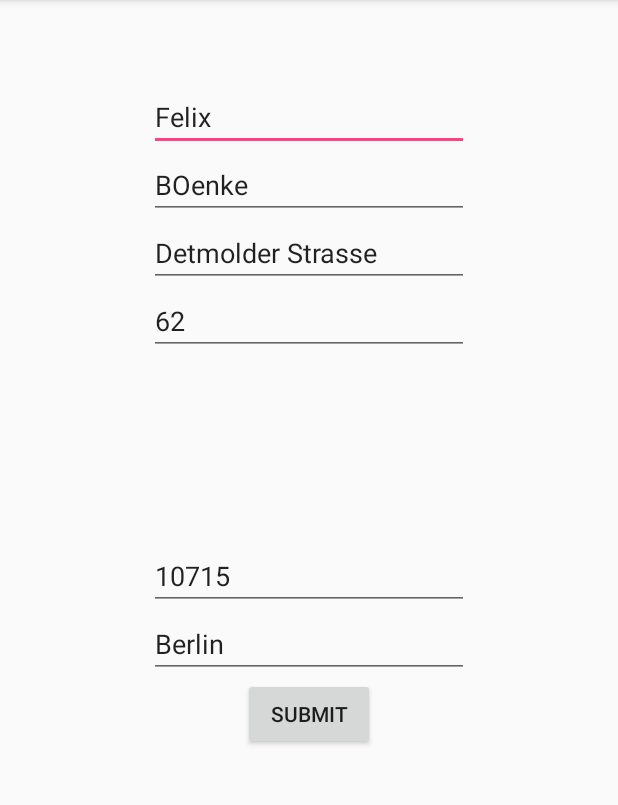
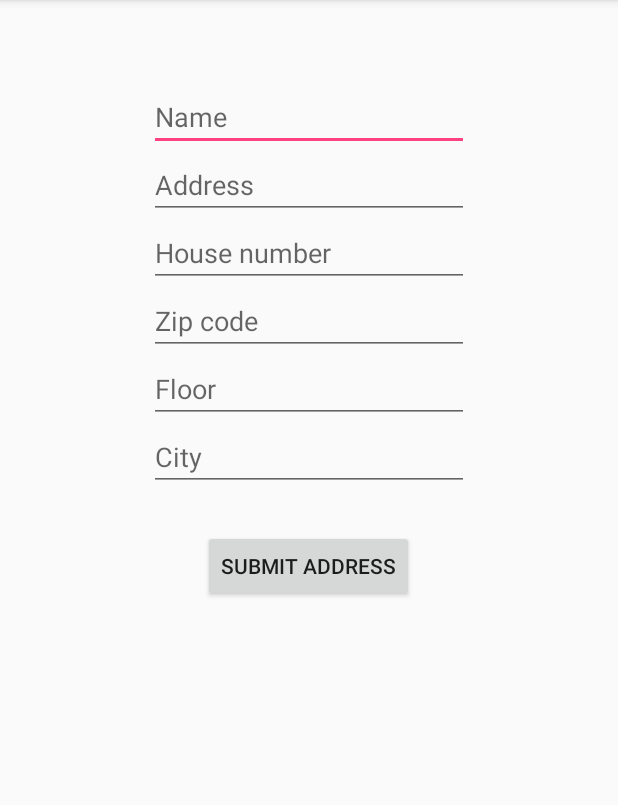
Before and after one commit to friebetill/smartEnergy, an Android app: the screen it shows after launch (UserRegisterActivity), after a tap on "USER", on a phone screen of 412 x 824 dp, the part 84-889 px from its top. Run offline under Robolectric (Android 15) with nearby library versions, the phone set to English and light mode, and no system bars.

Commit message:
Post request for addresses

```diff
--- a/android/Nile/app/src/main/java/com/nile/nile/MainActivity.java
+++ b/android/Nile/app/src/main/java/com/nile/nile/MainActivity.java
@@ -76,19 +76,21 @@
 
     /** Called when the user clicks the User button */
     public void setUserView(View view) {
-        SharedPreferences pref = this.getSharedPreferences("Share", Context.MODE_PRIVATE);
-        int currentID = pref.getInt("currentID", -1);
+
 
         Intent intent;
+        intent = new Intent(this, UserRegisterActivity.class);
+        /*
         if(currentID == -1){
             intent = new Intent(this, UserRegisterActivity.class);
         } else {
             intent = new Intent(this, UserActivity.class);
         }
 
+
         SharedPreferences.Editor edit = pref.edit();
         edit.putInt("isUser", 1);
-        edit.commit();
+        edit.commit(); */
 
         startActivity(intent);
     }
@@ -97,11 +99,15 @@
     public void setDelivererView(View view) {
         Intent intent = new Intent(this, DelivererRegisterActivity.class);;
         startActivity(intent);
-
     }
 
     public void startDeliver(View view) {
         Intent intent = new Intent(this, DelivererActivity.class);
         startActivity(intent);
     }
+
+    public void addAddress(View view) {
+        Intent intent = new Intent(this, UserRegisterActivity.class);
+        startActivity(intent);
+    }
 }
--- a/android/Nile/app/src/main/java/com/nile/nile/service/GPSTracker.java
+++ b/android/Nile/app/src/main/java/com/nile/nile/service/GPSTracker.java
@@ -59,7 +59,7 @@
     private static final long MIN_DISTANCE_CHANGE_FOR_UPDATES = 1; // 1 meters
 
     // The minimum time between updates in milliseconds
-    private static final long MIN_TIME_BW_UPDATES = 1000 * 60 * 1; // 5 minute
+    private static final long MIN_TIME_BW_UPDATES = 200; // 5 minute
 
     // Declaring a Location Manager
     protected LocationManager locationManager;
--- a/android/Nile/app/src/main/res/layout/activity_user_register.xml
+++ b/android/Nile/app/src/main/res/layout/activity_user_register.xml
@@ -13,22 +13,12 @@
         android:layout_width="wrap_content"
         android:layout_height="wrap_content"
         android:inputType="textPersonName"
-        android:hint="Firstname"
+        android:hint="Name"
         android:ems="10"
-        android:id="@+id/tvFirstName"
+        android:id="@+id/tvName"
         android:layout_alignParentTop="true"
         android:layout_centerHorizontal="true"
         android:layout_marginTop="39dp" />
-
-    <EditText
-        android:layout_width="wrap_content"
-        android:layout_height="wrap_content"
-        android:inputType="textPersonName"
-        android:hint="Lastname"
-        android:ems="10"
-        android:id="@+id/tvLastName"
-        android:layout_below="@+id/tvFirstName"
-        android:layout_alignStart="@+id/tvFirstName" />
 
     <EditText
         android:layout_width="wrap_content"
@@ -37,8 +27,8 @@
         android:ems="10"
         android:hint="Address"
         android:id="@+id/tvAddress"
-        android:layout_below="@+id/tvLastName"
-        android:layout_alignStart="@+id/tvLastName" />
+        android:layout_below="@+id/tvName"
+        android:layout_alignStart="@+id/tvName" />
 
     <EditText
         android:layout_width="wrap_content"
@@ -57,8 +47,17 @@
         android:ems="10"
         android:hint="Zip code"
         android:id="@+id/tvZipCode"
-        android:layout_centerVertical="true"
+        android:layout_below="@+id/tvHouseNumber"
         android:layout_alignStart="@+id/tvHouseNumber" />
+    <EditText
+        android:layout_width="wrap_content"
+        android:layout_height="wrap_content"
+        android:inputType="numberSigned"
+        android:hint="Floor"
+        android:ems="10"
+        android:id="@+id/tvFloor"
+        android:layout_below="@+id/tvZipCode"
+        android:layout_alignStart="@+id/tvZipCode" />
 
     <EditText
         android:layout_width="wrap_content"
@@ -67,16 +66,18 @@
         android:hint="City"
         android:ems="10"
         android:id="@+id/tvCity"
-        android:layout_below="@+id/tvZipCode"
+        android:layout_below="@+id/tvFloor"
         android:layout_alignStart="@+id/tvZipCode" />
+
 
     <Button
         android:layout_width="wrap_content"
         android:layout_height="wrap_content"
-        android:text="Submit"
+        android:text="Submit Address"
         android:id="@+id/btnSubmit"
+        android:onClick="createUser"
         android:layout_below="@+id/tvCity"
         android:layout_centerHorizontal="true"
-        android:onClick="createUser"/>
+        android:layout_marginTop="26dp" />
 
 </RelativeLayout>
```
Also changed, not shown: android/Nile/app/src/main/java/com/nile/nile/UserRegisterActivity.java (+135 -21 lines), android/Nile/app/src/main/res/layout/content_main.xml (+10 -0 lines).
